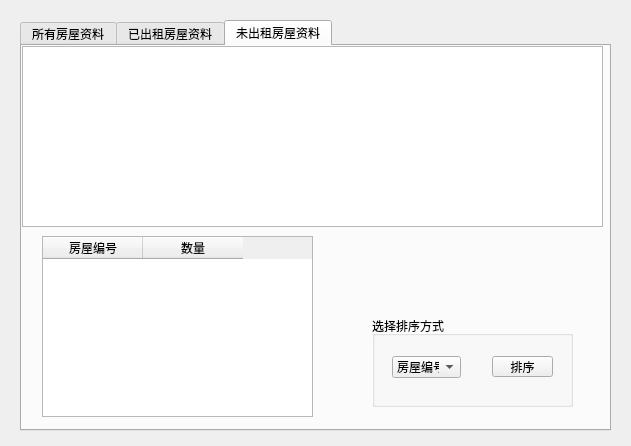
This is housesatisfaction.ui in angeiv/house as Qt 5 draws it before an edit. The edited form follows.
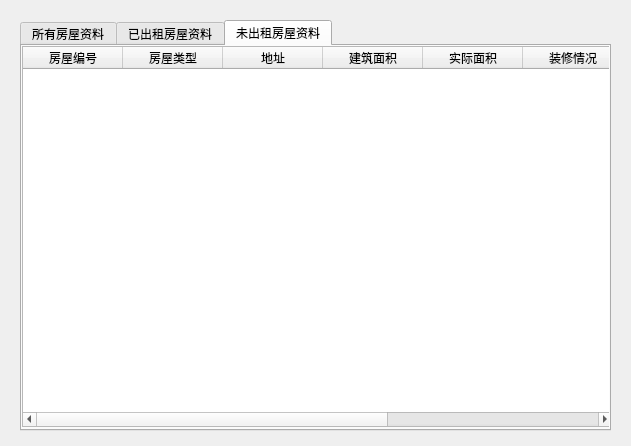
This is the edited form. The open tabs and pages were chosen to show the change.

Patch:
```diff
--- a/housesatisfaction.ui
+++ b/housesatisfaction.ui
@@ -188,76 +188,55 @@
     <attribute name="title">
      <string>未出租房屋资料</string>
     </attribute>
-    <widget class="QTableWidget" name="tableWidget_5">
-     <property name="geometry">
-      <rect>
-       <x>20</x>
-       <y>190</y>
-       <width>271</width>
-       <height>181</height>
-      </rect>
-     </property>
-     <column>
-      <property name="text">
-       <string>房屋编号</string>
-      </property>
-     </column>
-     <column>
-      <property name="text">
-       <string>数量</string>
-      </property>
-     </column>
-    </widget>
-    <widget class="QTableWidget" name="tableWidget_6">
+    <widget class="QTableWidget" name="tableWidget_3">
      <property name="geometry">
       <rect>
        <x>0</x>
        <y>0</y>
-       <width>581</width>
-       <height>181</height>
+       <width>591</width>
+       <height>381</height>
       </rect>
      </property>
-    </widget>
-    <widget class="QGroupBox" name="boxSelectSort_3">
-     <property name="geometry">
-      <rect>
-       <x>350</x>
-       <y>270</y>
-       <width>201</width>
-       <height>91</height>
-      </rect>
-     </property>
-     <property name="title">
-      <string>选择排序方式</string>
-     </property>
-     <widget class="QPushButton" name="btnSort_3">
-      <property name="geometry">
-       <rect>
-        <x>120</x>
-        <y>40</y>
-        <width>61</width>
-        <height>21</height>
-       </rect>
+     <column>
+      <property name="text">
+       <string>房屋编号</string>
       </property>
+     </column>
+     <column>
       <property name="text">
-       <string>排序</string>
+       <string>房屋类型</string>
       </property>
-     </widget>
-     <widget class="QComboBox" name="comboBox_2">
-      <property name="geometry">
-       <rect>
-        <x>20</x>
-        <y>40</y>
-        <width>69</width>
-        <height>22</height>
-       </rect>
+     </column>
+     <column>
+      <property name="text">
+       <string>地址</string>
       </property>
-      <item>
-       <property name="text">
-        <string>房屋编号</string>
-       </property>
-      </item>
-     </widget>
+     </column>
+     <column>
+      <property name="text">
+       <string>建筑面积</string>
+      </property>
+     </column>
+     <column>
+      <property name="text">
+       <string>实际面积</string>
+      </property>
+     </column>
+     <column>
+      <property name="text">
+       <string>装修情况</string>
+      </property>
+     </column>
+     <column>
+      <property name="text">
+       <string>价格</string>
+      </property>
+     </column>
+     <column>
+      <property name="text">
+       <string>备注</string>
+      </property>
+     </column>
     </widget>
     <zorder>tableWidget_5</zorder>
     <zorder>tableWidget_6</zorder>
```
Left out of the diff: 184 changed lines with no effect on the pictures.
